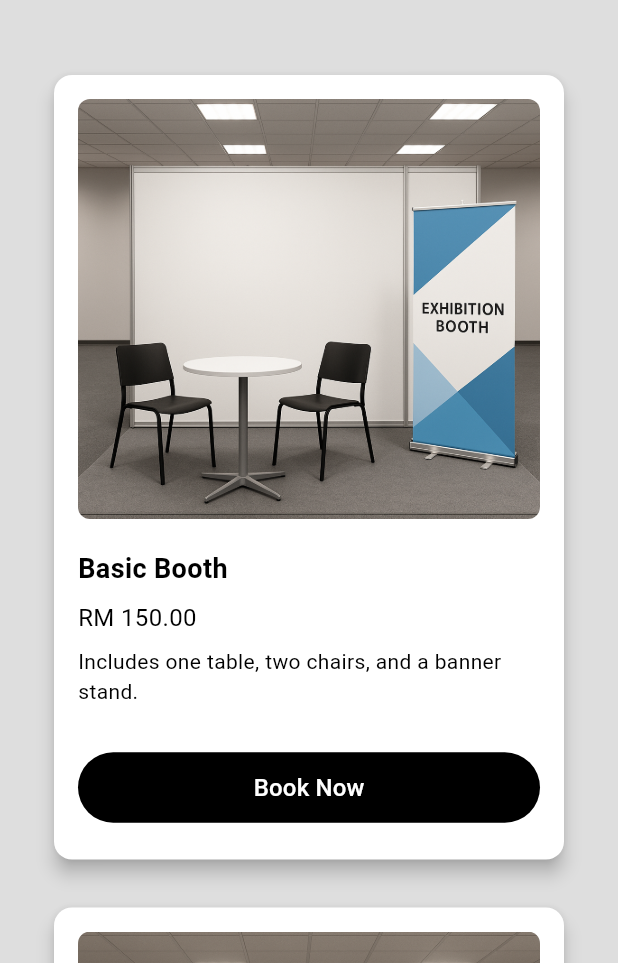
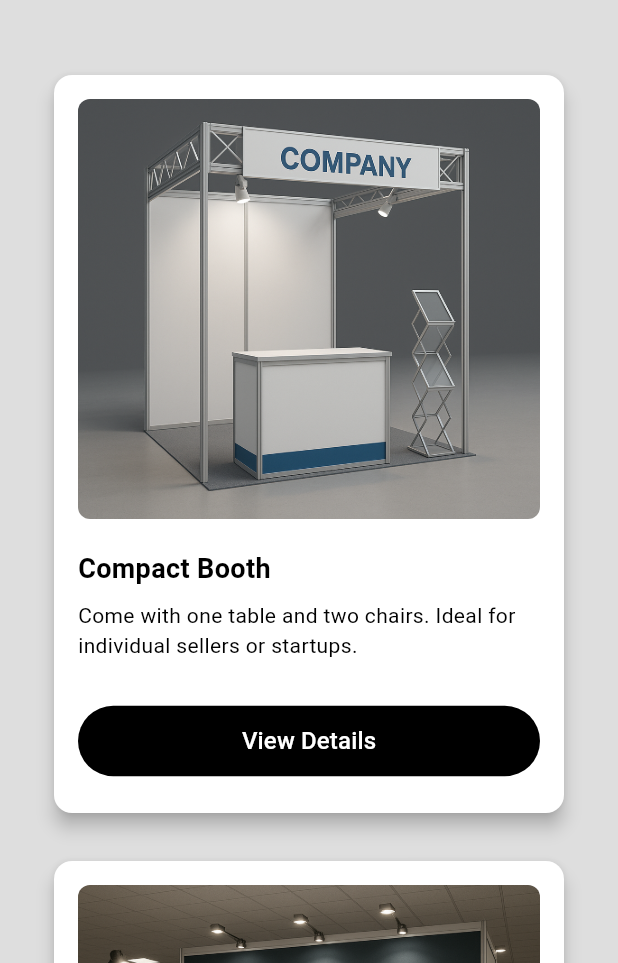
Before and after one commit to notSnova/booth_booking_app, a Flutter app: the BoothPackagesScreen screen opened directly, on a phone screen of 412 x 824 dp, the part 273-1236 px from its top. Run offline on Flutter 3.47's test engine with Material 3 defaults, Android fonts, the light colour scheme and no system bars.

Commit message:
booth modals added

```diff
--- a/lib/models/booth_package.dart
+++ b/lib/models/booth_package.dart
@@ -2,6 +2,7 @@ class BoothPackage {
   final String imagePath;
   final String name;
   final double price;
+  final String size;
   final String details;
   final List<String> additionalItems;
 
@@ -9,6 +10,7 @@ class BoothPackage {
     required this.imagePath,
     required this.name,
     required this.price,
+    required this.size,
     required this.details,
     required this.additionalItems,
   });
@@ -16,44 +18,48 @@ class BoothPackage {
 
 final List<BoothPackage> boothPackages = [
   BoothPackage(
-    imagePath: 'assets/basic-booth.png',
-    name: 'Basic Booth',
-    price: 150.0,
-    details: 'Includes one table, two chairs, and a banner stand.',
-    additionalItems: ['Extra Chair', 'Power Socket', 'Wi-Fi Access'],
-  ),
-  BoothPackage(
-    imagePath: 'assets/premium-booth.png',
-    name: 'Premium Booth',
+    imagePath: 'assets/compact_booth.png',
+    name: 'Compact Booth',
     price: 300.0,
+    size: '2m x 2m',
     details:
-        'Includes everything in Basic Booth, plus two tables, four chairs, lighting, and large signage.',
+        'Come with one table and two chairs. Ideal for individual sellers or startups.',
     additionalItems: [
       'Extra Chair',
-      'Power Socket',
-      'Wi-Fi Access',
-      'TV Display',
-      'Storage Box',
-      'Carpet Flooring',
+      'Extra Table',
+      'Lounge Seating',
+      'Carpet',
+      'Brochure Stand',
     ],
   ),
   BoothPackage(
-    imagePath: 'assets/deluxe-booth.png',
-    name: 'Deluxe Booth',
-    price: 700.0,
+    imagePath: 'assets/standard_booth.png',
+    name: 'Standard Booth',
+    size: '4m x 4m',
+    price: 600.0,
     details:
-        'Includes everything in Premium Booth, plus full setup with furniture, branding, and spotlighting.',
+        'Come with two tables and four chairs. Suitable for growing businesses with larger group.',
     additionalItems: [
       'Extra Chair',
-      'Power Socket',
-      'Wi-Fi Access',
-      'TV Display',
-      'Storage Box',
-      'Carpet Flooring',
-      'Projector',
-      'High-Speed Internet',
-      'Custom Lighting Design',
-      'On-site Technical Support',
+      'Extra Table',
+      'Lounge Seating',
+      'Carpet',
+      'Brochure Stand',
+    ],
+  ),
+  BoothPackage(
+    imagePath: 'assets/extended_booth.png',
+    name: 'Extended Booth',
+    price: 900.0,
+    size: '6m x 6m',
+    details:
+        'Come with 3 tables and eight chairs. Perfect for established businesses looking to maximize brand exposure.',
+    additionalItems: [
+      'Extra Chair',
+      'Extra Table',
+      'Lounge Seating',
+      'Carpet',
+      'Brochure Stand',
     ],
   ),
 ];
--- a/lib/pages/booth_packages_screen.dart
+++ b/lib/pages/booth_packages_screen.dart
@@ -1,6 +1,6 @@
+import 'package:booth_booking_app/widgets/booth_details_modal.dart';
 import 'package:flutter/material.dart';
 import '../models/booth_package.dart';
-import 'login_screen.dart';
 
 class BoothPackagesScreen extends StatelessWidget {
   const BoothPackagesScreen({super.key});
@@ -62,24 +62,26 @@ class BoothPackagesScreen extends StatelessWidget {
                           ),
                         ),
                         const SizedBox(height: 8),
-                        Text(
-                          "RM ${package.price.toStringAsFixed(2)}",
-                          style: const TextStyle(fontSize: 16),
-                        ),
-                        const SizedBox(height: 8),
                         Text(package.details),
                         const SizedBox(height: 30),
 
-                        // book now button
+                        // view details button
                         SizedBox(
                           width: double.infinity,
                           child: FilledButton(
                             onPressed: () {
-                              Navigator.push(
-                                context,
-                                MaterialPageRoute(
-                                  builder: (context) => LoginScreen(),
+                              // booth details modal
+                              showModalBottomSheet(
+                                context: context,
+                                isScrollControlled: true,
+                                shape: const RoundedRectangleBorder(
+                                  borderRadius: BorderRadius.vertical(
+                                    top: Radius.circular(20),
+                                  ),
                                 ),
+                                builder:
+                                    (context) =>
+                                        BoothDetailsModal(package: package),
                               );
                             },
                             style: FilledButton.styleFrom(
@@ -87,7 +89,7 @@ class BoothPackagesScreen extends StatelessWidget {
                               padding: const EdgeInsets.symmetric(vertical: 12),
                             ),
                             child: const Text(
-                              'Book Now',
+                              'View Details',
                               style: TextStyle(
                                 color: Colors.white,
                                 fontSize: 16,
```
Also changed, not shown: lib/widgets/booth_details_modal.dart (added, +101 -0 lines), assets/basic-booth.png (deleted), assets/compact_booth.png (added), assets/extended_booth.png (renamed from assets/premium-booth.png), assets/standard_booth.png (renamed from assets/deluxe-booth.png).
